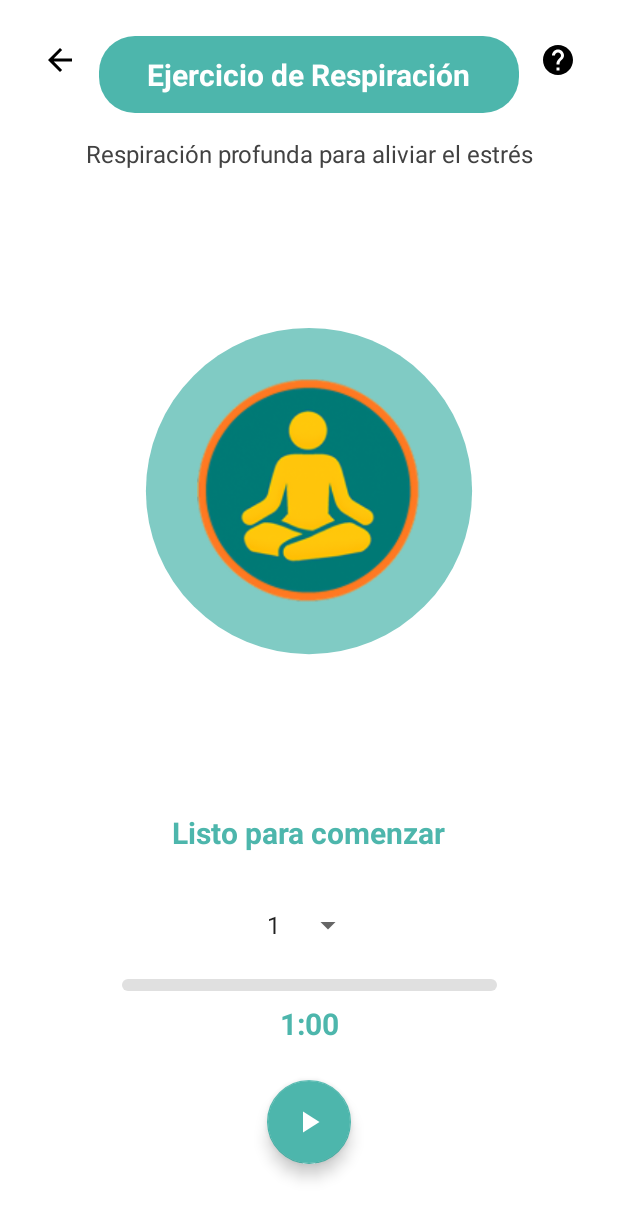
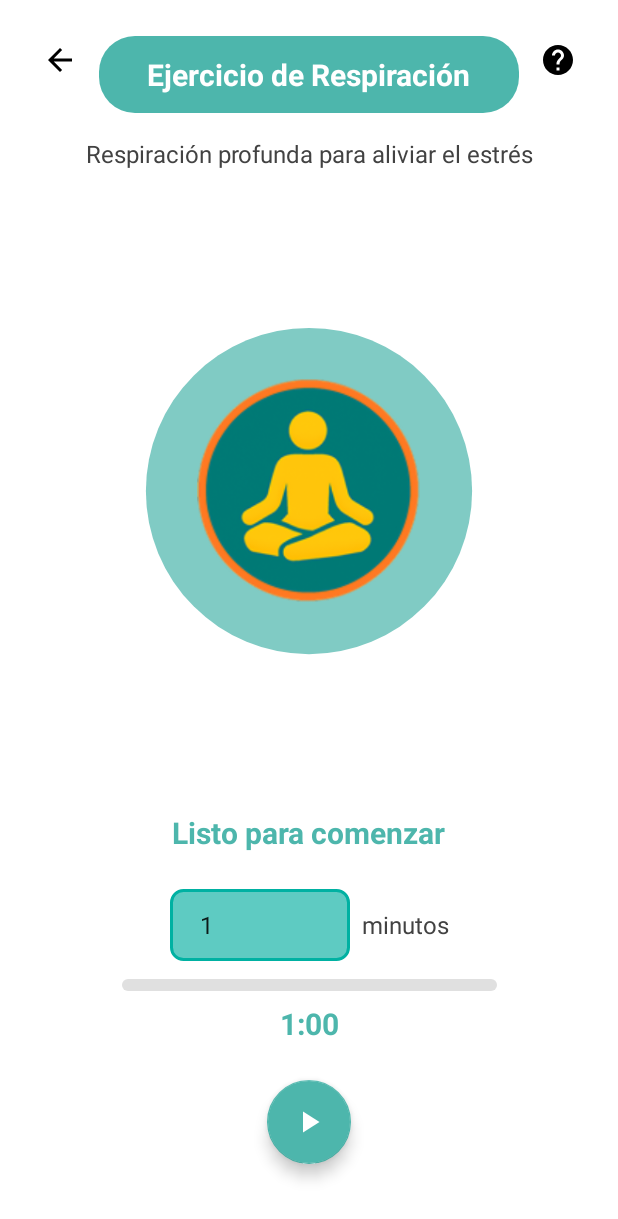
Before and after one commit to EdisonJA98/DSM_Proyecto_UniBalance, an Android app: the layout activity_breathing.xml on its own in the app's theme, with its tools: preview values and no code run, on a phone screen of 412 x 824 dp. Shown: the top 1219 px of the screen. Run offline under Robolectric (Android 15) with nearby library versions, the phone set to English and light mode, and no system bars.

Commit message:
mejorado Spinner de respiración

```diff
--- /dev/null
+++ b/app/src/main/res/drawable/spinner_bg.xml
@@ -0,0 +1,13 @@
+<shape xmlns:android="http://schemas.android.com/apk/res/android"
+    android:shape="rectangle">
+    <solid android:color="#5ECBC2"/> <!-- tu color -->
+    <stroke
+        android:width="2dp"
+        android:color="#00B1A2" />   <!-- Color del borde -->
+    <corners android:radius="8dp"/>
+    <padding
+        android:left="12dp"
+        android:top="8dp"
+        android:right="12dp"
+        android:bottom="8dp"/>
+</shape>
--- a/app/src/main/res/layout/activity_breathing.xml
+++ b/app/src/main/res/layout/activity_breathing.xml
@@ -111,13 +111,31 @@
         app:layout_constraintStart_toStartOf="parent"
         app:layout_constraintEnd_toEndOf="parent">
 
-        <!-- Selección de rondas -->
-        <Spinner
-            android:id="@+id/spinnerRounds"
+        <LinearLayout
             android:layout_width="wrap_content"
-            android:layout_height="48dp"
-            android:layout_marginBottom="12dp"
-            android:entries="@array/breathing_values" />
+            android:layout_height="wrap_content"
+            android:orientation="horizontal"
+            android:gravity="center_vertical"
+            android:layout_marginBottom="12dp">
+
+            <Spinner
+                android:id="@+id/spnTime"
+                android:layout_width="120dp"
+                android:layout_height="48dp"
+                android:entries="@array/breathing_values"
+                android:spinnerMode="dropdown"
+                android:background="@drawable/spinner_bg" />
+
+            <TextView
+                android:id="@+id/txtMinutos"
+                android:layout_width="wrap_content"
+                android:layout_height="wrap_content"
+                android:text="minutos"
+                android:textSize="16sp"
+                android:layout_marginStart="8dp"
+                android:textColor="#424242" />
+
+        </LinearLayout>
 
         <!-- Progreso del tiempo -->
         <ProgressBar
--- a/app/src/main/res/values/strings.xml
+++ b/app/src/main/res/values/strings.xml
@@ -11,8 +11,7 @@
     <string name="help">Ayuda</string>
     <string name="play_pause">Reproducir/Pausar</string>
     <string name="ok">OK</string>
-    <string name="breathing_help_message">Sigue el ritmo del círculo:\n\n• Cuando crece: Inhala profundamente\n• Cuando se reduce: Exhala lentamente\n\nCompleta 5 rondas de 1 minuto cada una.</string>
-
+    <string name="breathing_help_message">Sigue el ritmo del círculo para inhalar y exhalar. Puedes hacerlo con los ojos abiertos o cerrados, guiándote por la animación o el sonido. Te ayudará a relajarte y a reducir el estrés.</string>
     <!-- Pausa Activa -->
     <string name="ayuda_cuidado_visual_contenido">
         \u2022 Ejecuta movimientos oculares lentos y controlados.\n
```
Also changed, not shown: app/src/main/java/com/example/dsmproyecto/ui/breathing/BreathingActivity.kt (+18 -4 lines), app/src/main/res/layout/item_spinner_dropdown.xml (added, +10 -0 lines), app/src/main/res/layout/item_spinner_time.xml (added, +9 -0 lines), 1 other file.
